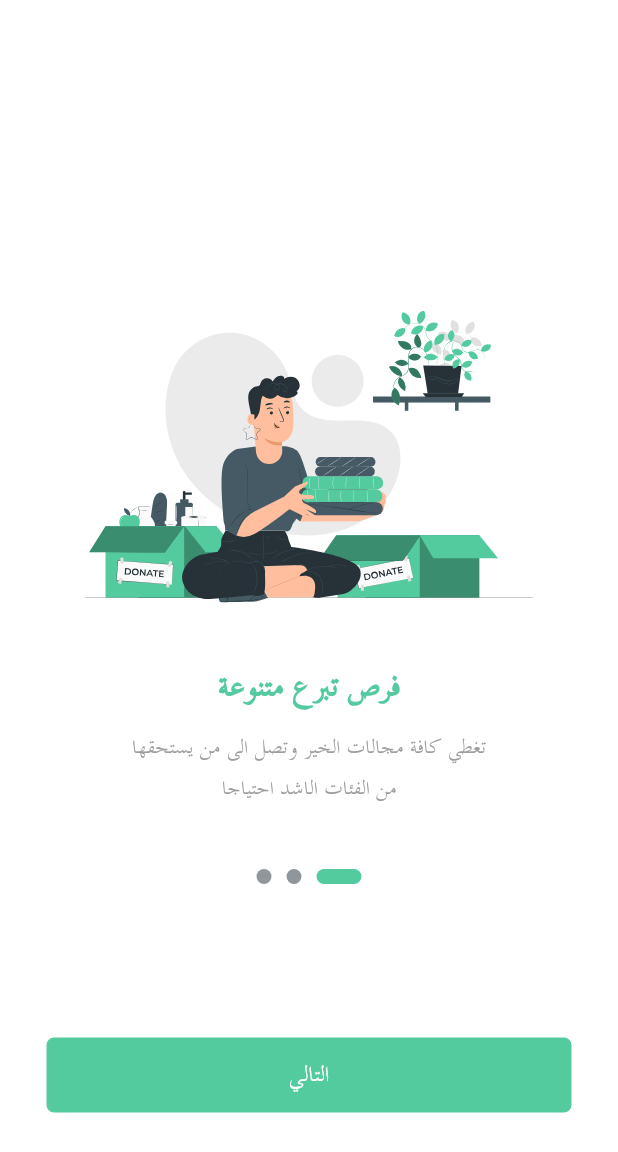
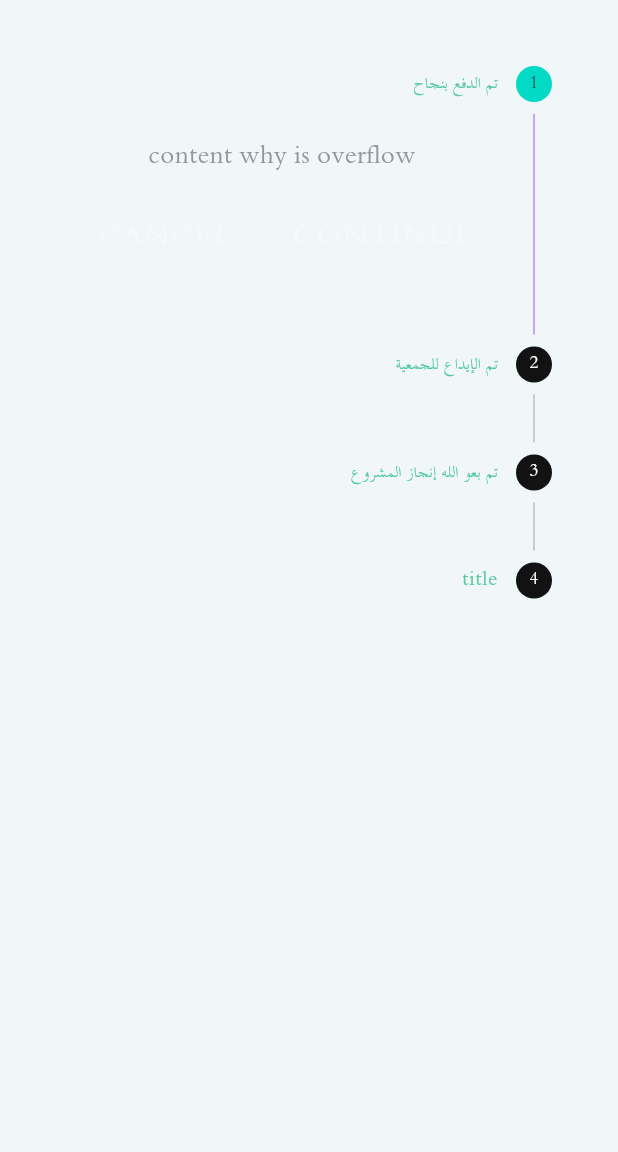
Before and after one commit to Atou4/sahim, a Flutter app: the screen it shows after launch, on a phone screen of 412 x 824 dp. Shown: the top 1152 px of the screen. Run offline on Flutter 3.47's test engine with Material 2 defaults, Android fonts, the phone set to English and light mode, and no system bars; our stand-ins replace flutter_svg, percent_indicator.

Commit message:
pics quality

```diff
--- /dev/null
+++ b/lib/screens/my_donation/tracking_donation_page.dart
@@ -0,0 +1,36 @@
+import 'package:flutter/material.dart';
+
+class TrackingDonationPage extends StatefulWidget {
+  const TrackingDonationPage({Key? key}) : super(key: key);
+
+  @override
+  State<TrackingDonationPage> createState() => _TrackingDonationPageState();
+}
+
+class _TrackingDonationPageState extends State<TrackingDonationPage> {
+
+  int _currentTrack = 0;
+
+  @override
+  Widget build(BuildContext context) {
+    return Scaffold(
+      body: SafeArea(
+        child: Container(
+          margin: EdgeInsets.all(20),
+          child: Stepper(
+            currentStep: _currentTrack,
+            steps: const [
+              Step(title: Text("تم الدفع بنجاح"), content: Text("content why is overflow"),isActive: true),
+              Step(title: Text("تم الإيداع للجمعية"), content: Text("content"),isActive: false),
+              Step(title: Text("تم بعو الله إنجاز المشروع"), content: Text(""),isActive: false),
+              Step(title: Text("title"), content: Text("content"),isActive: false),
+            ],
+            onStepTapped: (_){
+
+            },
+          ),
+        ),
+      ),
+    );
+  }
+}
--- a/lib/screens/profile/profile_page.dart
+++ b/lib/screens/profile/profile_page.dart
@@ -240,7 +240,7 @@ class ProfilePage extends StatelessWidget {
                               ),
                             ),
                             Image.asset(
-                            "assets/pics/wing2.png",
+                            "assets/pics/leaf_outlined.png",
                             width: size.width * 0.35,
                             color: SahimColors.grey,
                           ),
@@ -251,7 +251,7 @@ class ProfilePage extends StatelessWidget {
                         bottom: -20,
                         left: -20,
                         child: Image.asset(
-                          "assets/pics/wing2.png",
+                          "assets/pics/leaf_outlined.png",
                           width: size.width * 0.35,
                         ),
                       ),
@@ -259,7 +259,7 @@ class ProfilePage extends StatelessWidget {
                         bottom: -30,
                         right: -10,
                         child: Image.asset(
-                          "assets/pics/wing1.png",
+                          "assets/pics/leaf_solid.png",
                           width: size.width * 0.35,
                         ),
                       ),
--- a/lib/theme/launcher.dart
+++ b/lib/theme/launcher.dart
@@ -3,6 +3,7 @@
 import 'package:flutter/material.dart';
 import 'package:sahim/screens/bottom_nav.dart';
 import 'package:sahim/screens/home/home_page.dart';
+import 'package:sahim/screens/my_donation/tracking_donation_page.dart';
 import 'package:sahim/screens/onboarding_pages.dart';
 
 import 'theme_provider.dart';
@@ -21,7 +22,7 @@ class Launcher extends StatelessWidget {
       themeMode:ThemeMode.system ,
       home: const Directionality(
         textDirection: TextDirection.rtl,
-        child:  Onboard()),
+        child:  TrackingDonationPage()),
     );
   }
 }
```
Also changed, not shown: lib/screens/home/home_page.dart (+10 -15 lines), lib/widgets/project_card_widget.dart (+3 -4 lines), assets/pics/ahsino_ayah.png (added), assets/pics/aya.png (deleted), assets/pics/leaf_outlined.png (added), assets/pics/leaf_solid.png (added), assets/pics/wing1.png (deleted), assets/pics/wing2.png (deleted), lib/screens/my_donation/my_donation_screen.dart (added).
